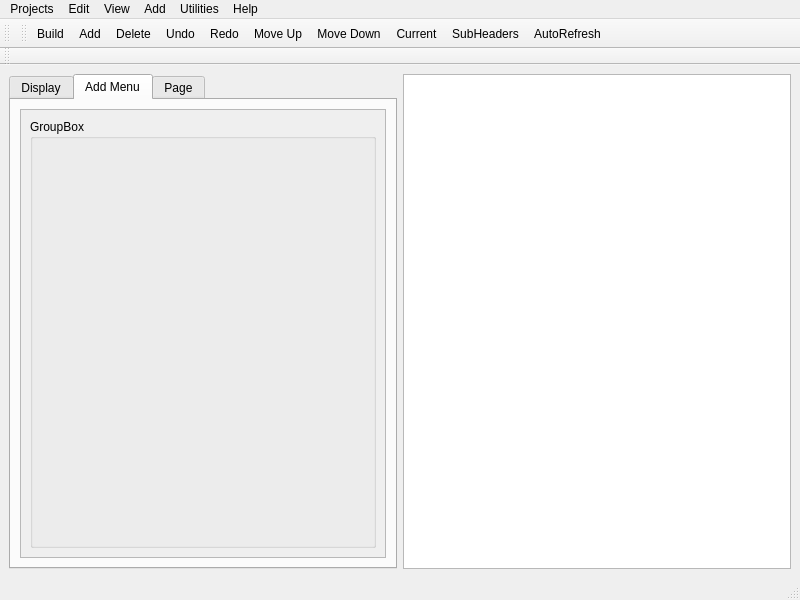
First picture: the form in lib/python/qtvcp/lib/NativeCAM-master/ncam.ui, repository LinuxCNC/linuxcnc, before the edit.
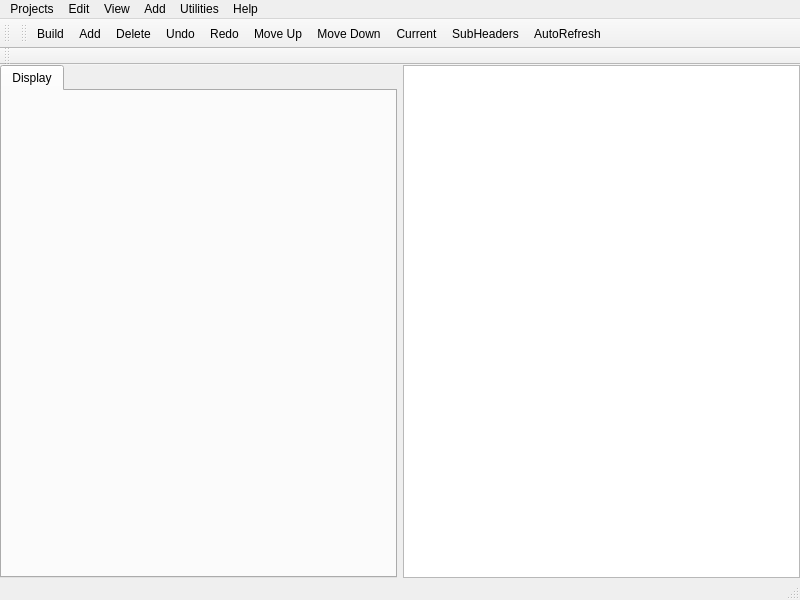
Second picture: the form after the edit. The open tabs and pages were chosen to show the change.

Commit message: qt_ncam - update

The edit to the form file:
```diff
--- a/lib/python/qtvcp/lib/NativeCAM-master/ncam.ui
+++ b/lib/python/qtvcp/lib/NativeCAM-master/ncam.ui
@@ -15,6 +15,18 @@
   </property>
   <widget class="QWidget" name="centralwidget">
    <layout class="QHBoxLayout" name="horizontalLayout">
+    <property name="leftMargin">
+     <number>0</number>
+    </property>
+    <property name="topMargin">
+     <number>0</number>
+    </property>
+    <property name="rightMargin">
+     <number>0</number>
+    </property>
+    <property name="bottomMargin">
+     <number>0</number>
+    </property>
     <item>
      <widget class="QTabWidget" name="tabWidget">
       <property name="currentIndex">
@@ -26,61 +38,50 @@
        </attribute>
        <layout class="QVBoxLayout" name="displayLayout"/>
       </widget>
-      <widget class="QWidget" name="Addtab">
-       <attribute name="title">
-        <string>Add Menu</string>
-       </attribute>
-       <layout class="QVBoxLayout" name="verticalLayout_2">
+     </widget>
+    </item>
+    <item>
+     <widget class="QStackedWidget" name="stackedWidget">
+      <property name="currentIndex">
+       <number>0</number>
+      </property>
+      <widget class="QWidget" name="page">
+       <layout class="QVBoxLayout" name="verticalLayout_4">
+        <property name="leftMargin">
+         <number>0</number>
+        </property>
+        <property name="topMargin">
+         <number>0</number>
+        </property>
+        <property name="rightMargin">
+         <number>0</number>
+        </property>
+        <property name="bottomMargin">
+         <number>0</number>
+        </property>
         <item>
-         <widget class="QScrollArea" name="scrollArea">
-          <property name="widgetResizable">
+         <widget class="QTreeView" name="treeView">
+          <property name="sizeAdjustPolicy">
+           <enum>QAbstractScrollArea::AdjustToContents</enum>
+          </property>
+          <property name="iconSize">
+           <size>
+            <width>32</width>
+            <height>32</height>
+           </size>
+          </property>
+          <attribute name="headerDefaultSectionSize">
+           <number>200</number>
+          </attribute>
+          <attribute name="headerStretchLastSection">
            <bool>true</bool>
-          </property>
-          <widget class="QWidget" name="scrollAreaWidgetContents">
-           <property name="geometry">
-            <rect>
-             <x>0</x>
-             <y>0</y>
-             <width>364</width>
-             <height>443</height>
-            </rect>
-           </property>
-           <layout class="QVBoxLayout" name="verticalLayout">
-            <item>
-             <widget class="QGroupBox" name="iconGroupBox">
-              <property name="title">
-               <string>GroupBox</string>
-              </property>
-              <layout class="QGridLayout" name="iconGridLayout">
-               <property name="leftMargin">
-                <number>4</number>
-               </property>
-               <property name="topMargin">
-                <number>4</number>
-               </property>
-               <property name="rightMargin">
-                <number>4</number>
-               </property>
-               <property name="bottomMargin">
-                <number>4</number>
-               </property>
-               <property name="spacing">
-                <number>2</number>
-               </property>
-              </layout>
-             </widget>
-            </item>
-           </layout>
-          </widget>
+          </attribute>
          </widget>
         </item>
        </layout>
       </widget>
-      <widget class="QWidget" name="tab_2">
-       <attribute name="title">
-        <string>Page</string>
-       </attribute>
-       <layout class="QVBoxLayout" name="verticalLayout_3">
+      <widget class="QWidget" name="page_2">
+       <layout class="QVBoxLayout" name="verticalLayout_5">
         <property name="leftMargin">
          <number>0</number>
         </property>
@@ -128,25 +129,6 @@
       </widget>
      </widget>
     </item>
-    <item>
-     <widget class="QTreeView" name="treeView">
-      <property name="sizeAdjustPolicy">
-       <enum>QAbstractScrollArea::AdjustToContents</enum>
-      </property>
-      <property name="iconSize">
-       <size>
-        <width>32</width>
-        <height>32</height>
-       </size>
-      </property>
-      <attribute name="headerDefaultSectionSize">
-       <number>200</number>
-      </attribute>
-      <attribute name="headerStretchLastSection">
-       <bool>true</bool>
-      </attribute>
-     </widget>
-    </item>
    </layout>
   </widget>
   <widget class="QMenuBar" name="menubar">
```
Left out of the diff: 11 changed lines with no effect on the pictures. The commit also changes 7 other files.
